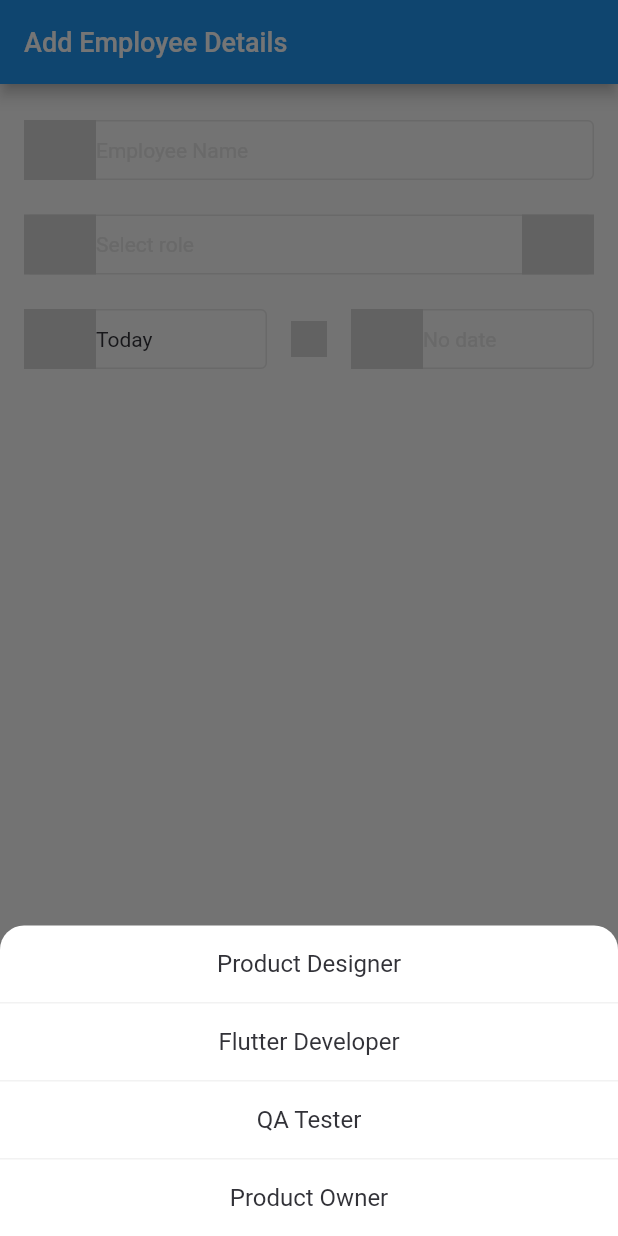
After one commit to Ayushd70/EmployeeList, a Flutter app: the AddEmployeeScreen screen opened directly, after a tap on "Select role", on a phone screen of 412 x 824 dp. The commit adds this screen. Run offline on Flutter 3.47's test engine with Material 2 defaults, Android fonts, the light colour scheme and no system bars; our stand-ins replace flutter_bloc, flutter_svg, focus_detector, grouped_list, table_calendar; missing offline and left inert: sqfentity, sqfentity_gen.

Commit message:
employee_details: screens: setup employee adding screen
Signed-off-by: Ayush Dubey <ayushdubey70@gmail.com>

```diff
--- /dev/null
+++ b/lib/screens/add_employee_screen.dart
@@ -0,0 +1,300 @@
+import 'package:employee_list/configs/resources.dart';
+import 'package:employee_list/local_db_models/employees_local_db_model.dart';
+import 'package:employee_list/utils/app_helper.dart';
+import 'package:employee_list/utils/dialog_helper.dart';
+import 'package:flutter/material.dart';
+import 'package:flutter_bloc/flutter_bloc.dart';
+import 'package:flutter_svg/svg.dart';
+import 'package:intl/intl.dart';
+
+import '../blocs/employees_data_manipulation_bloc.dart';
+import '../modal_sheets/calendar_modal.dart';
+import '../modal_sheets/designation_modal.dart';
+import '../models/button_model.dart';
+import '../models/input_field_model.dart';
+import '../widgets/button.dart';
+import '../widgets/input_field.dart';
+
+class AddEmployeeScreen extends StatelessWidget {
+  TextEditingController employeeNameController = TextEditingController();
+  TextEditingController designationController = TextEditingController();
+  TextEditingController fromPeriodController =
+  TextEditingController(text: "Today");
+  TextEditingController toPeriodController = TextEditingController();
+  DateTime? fromDate = DateTime.now();
+  DateTime? toDate;
+  Employee? employeeData;
+
+  AddEmployeeScreen({super.key, this.employeeData});
+
+  setFromSelectedValue(DateTime? selectedDate) {
+    fromDate = selectedDate;
+    if (selectedDate!.isSameDate(DateTime.now())) {
+      fromPeriodController.text = "Today";
+
+      return;
+    }
+    if (selectedDate.isSameDate(DateTime.now().next(DateTime.monday))) {
+      fromPeriodController.text = "Next Monday";
+      return;
+    }
+    if (selectedDate.isSameDate(DateTime.now().next(DateTime.tuesday))) {
+      fromPeriodController.text = "Next Tuesday";
+      return;
+    }
+    if (selectedDate.isSameDate(DateTime.now().add(const Duration(days: 7)))) {
+      fromPeriodController.text = "After 1 week";
+      return;
+    }
+    fromPeriodController.text =
+        DateFormat.d().add_MMM().add_y().format(selectedDate).toString();
+  }
+
+  setToSelectedValue(DateTime? selectedDate) {
+    toDate = selectedDate;
+    if (selectedDate == null) {
+      toPeriodController.text = "No date";
+      return;
+    }
+    if (selectedDate.isSameDate(DateTime.now())) {
+      toPeriodController.text = "Today";
+      return;
+    }
+    toPeriodController.text =
+        DateFormat.d().add_MMM().add_y().format(selectedDate).toString();
+  }
+
+  onDesignationSeleted(String selectedValue) {
+    designationController.text = selectedValue;
+  }
+
+  @override
+  Widget build(BuildContext context) {
+    openDesignationBottomSheet() {
+      designationBottomSheet(
+        context,
+        onDesignationSeleted,
+      );
+    }
+
+    onFromPeriodTapped() {
+      calendarBottomSheet(
+          context, CalendarType.from, setFromSelectedValue, null, fromDate);
+    }
+
+    onToPeriodTapped() {
+      calendarBottomSheet(
+          context, CalendarType.to, setToSelectedValue, fromDate, toDate);
+    }
+
+    onSaveTapped() {
+      if (employeeNameController.text.isEmpty) {
+        DialogHelper.showSnackbar("Please enter employee Name", context);
+        return;
+      }
+      if (designationController.text.isEmpty) {
+        DialogHelper.showSnackbar("Please select employee Role", context);
+        return;
+      }
+      if (fromPeriodController.text.isEmpty) {
+        DialogHelper.showSnackbar("Please choose employee joing date", context);
+        return;
+      }
+      Employee employee = Employee(
+          id: employeeData != null ? employeeData!.id : null,
+          name: employeeNameController.text,
+          designation: designationController.text,
+          fromPeriod: fromDate,
+          toPeriod: toDate);
+      BlocProvider.of<EmployeeDataManipulationBloc>(context)
+          .add(AddEmployee(employee));
+      FocusManager.instance.primaryFocus?.unfocus();
+      Navigator.pop(context);
+    }
+
+    onDeleteTapped() {
+      DialogHelper.showDeleteDialog(context, () => Navigator.pop(context), () {
+        BlocProvider.of<EmployeeDataManipulationBloc>(context)
+            .add(DeleteEmployee(employeeData!));
+        FocusManager.instance.primaryFocus?.unfocus();
+
+        Navigator.popUntil(context, (route) => route.isFirst);
+      });
+    }
+
+    onCancelTapped() {
+      FocusManager.instance.primaryFocus?.unfocus();
+      Navigator.pop(context);
+    }
+
+    if (employeeData != null) {
+      employeeNameController.text = employeeData!.name!;
+      designationController.text = employeeData!.designation!;
+      setFromSelectedValue(employeeData!.fromPeriod);
+      setToSelectedValue(employeeData!.toPeriod);
+    }
+
+    return Scaffold(
+      appBar: AppBar(
+        automaticallyImplyLeading: false,
+        title: Text(
+          employeeData == null
+              ? "Add Employee Details"
+              : "Edit Employee Details",
+          style: AppTextStyles.mediumRoboto18,
+        ),
+        actions: employeeData != null
+            ? [
+          IconButton(
+              onPressed: onDeleteTapped,
+              icon: SvgPicture.asset(
+                AppIcons.delete,
+                height: 24,
+                width: 24,
+              ))
+        ]
+            : [],
+      ),
+      body: Column(
+        children: [
+          Padding(
+            padding: const EdgeInsets.fromLTRB(16, 24, 16, 24),
+            child: Column(children: [
+              InputFieldWidget(
+                inputfieldProps: InputFieldDataModel(
+                  prefixIcon: SvgPicture.asset(
+                    AppIcons.person,
+                    fit: BoxFit.scaleDown,
+                    height: 24,
+                    width: 24,
+                  ),
+                  hintText: "Employee Name",
+                  errMessage: "Please enter the name",
+                  textController: employeeNameController,
+                  keyboardType: TextInputType.text,
+                  type: InputType.text,
+                ),
+              ),
+              const SizedBox(
+                height: 23,
+              ),
+              InputFieldWidget(
+                inputfieldProps: InputFieldDataModel(
+                  prefixIcon: SvgPicture.asset(
+                    AppIcons.job,
+                    fit: BoxFit.scaleDown,
+                    height: 24,
+                    width: 24,
+                  ),
+                  suffixIcon: SvgPicture.asset(
+                    AppIcons.downArrow,
+                    fit: BoxFit.scaleDown,
+                    height: 18,
+                    width: 18,
+                  ),
+                  hintText: "Select role",
+                  errMessage: "Please select a role",
+                  textController: employeeData != null
+                      ? designationController
+                      : designationController,
+                  keyboardType: TextInputType.text,
+                  type: InputType.prompt,
+                  onTap: openDesignationBottomSheet,
+                ),
+              ),
+              const SizedBox(
+                height: 23,
+              ),
+              Row(
+                children: [
+                  Expanded(
+                    child: InputFieldWidget(
+                      inputfieldProps: InputFieldDataModel(
+                        prefixIcon: SvgPicture.asset(
+                          AppIcons.calender,
+                          fit: BoxFit.scaleDown,
+                          height: 24,
+                          width: 24,
+                        ),
+                        hintText: "",
+                        errMessage: "",
+                        textController: fromPeriodController,
+                        keyboardType: TextInputType.text,
+                        type: InputType.prompt,
+                        onTap: onFromPeriodTapped,
+                      ),
+                    ),
+                  ),
+                  Container(
+                    margin: const EdgeInsets.symmetric(horizontal: 16),
+                    child: SvgPicture.asset(
+                      AppIcons.rightArrow,
+                      height: 24,
+                      width: 24,
+                    ),
+                  ),
+                  Expanded(
+                    child: InputFieldWidget(
+                      inputfieldProps: InputFieldDataModel(
+                        prefixIcon: SvgPicture.asset(
+                          AppIcons.calender,
+                          fit: BoxFit.scaleDown,
+                          height: 24,
+                          width: 24,
+                        ),
+                        hintText: "No date",
+                        errMessage: "Please select a date",
+                        textController: toPeriodController,
+                        keyboardType: TextInputType.text,
+                        type: InputType.prompt,
+                        onTap: onToPeriodTapped,
+                      ),
+                    ),
+                  ),
+                ],
+              ),
+            ]),
+          ),
+          const Spacer(),
+          Container(
+            padding: const EdgeInsets.symmetric(horizontal: 12, vertical: 16),
+            decoration: const BoxDecoration(
+                border:
+                Border(top: BorderSide(color: AppColors.extraLightgray))),
+            child: Row(
+              mainAxisAlignment: MainAxisAlignment.end,
+              crossAxisAlignment: CrossAxisAlignment.center,
+              children: [
+                SizedBox(
+                  width: 75,
+                  child: ButtonWidget(
+                      buttonProps: ButtonDataModel(
+                          buttonColor: AppColors.lightBlue,
+                          buttonTappedFunction: onCancelTapped,
+                          buttonType: ButtonType.textButton,
+                          textColor: AppColors.primaryColor,
+                          text: "Cancel",
+                          icon: AppIcons.add)),
+                ),
+                const SizedBox(
+                  width: 16,
+                ),
+                SizedBox(
+                  width: 75,
+                  child: ButtonWidget(
+                      buttonProps: ButtonDataModel(
+                          buttonColor: AppColors.primaryColor,
+                          buttonTappedFunction: onSaveTapped,
+                          buttonType: ButtonType.textButton,
+                          textColor: null,
+                          text: "Save",
+                          icon: AppIcons.add)),
+                ),
+              ],
+            ),
+          )
+        ],
+      ),
+    );
+  }
+}
```
Also changed, not shown: lib/models/employee_details_model.dart (deleted, +0 -11 lines), lib/utils/dialog_helper.dart (+40 -34 lines).
